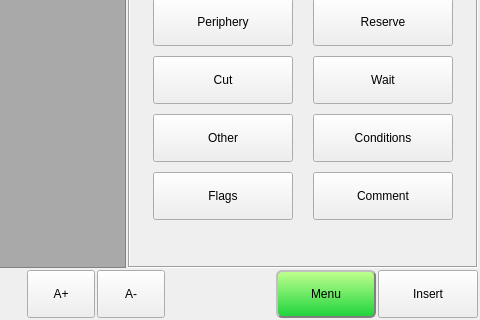
Before: the Qt Designer form hcinstruction/ichcinstructionpageframe.ui in dongdong-2009/3-5AxisRobot, drawn with Qt 5; both pictures show x 519 to 999 and y 126 to 446 of the 999 by 446 pixel window.
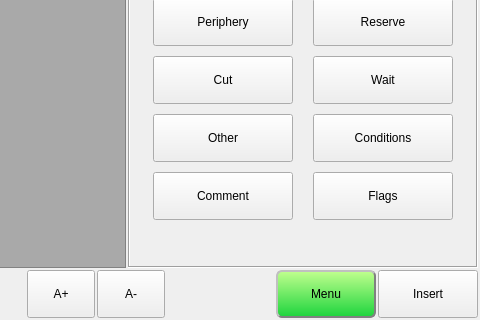
After: the same form once the commit is applied. Icons and pictures are not drawn. Custom widgets are drawn as their Qt base class.

Patch:
```diff
--- a/hcinstruction/ichcinstructionpageframe.ui
+++ b/hcinstruction/ichcinstructionpageframe.ui
@@ -570,44 +570,6 @@
            </property>
           </widget>
          </item>
-         <item row="6" column="0">
-          <widget class="QToolButton" name="flagsButton">
-           <property name="sizePolicy">
-            <sizepolicy hsizetype="Preferred" vsizetype="Preferred">
-             <horstretch>0</horstretch>
-             <verstretch>0</verstretch>
-            </sizepolicy>
-           </property>
-           <property name="minimumSize">
-            <size>
-             <width>140</width>
-             <height>48</height>
-            </size>
-           </property>
-           <property name="maximumSize">
-            <size>
-             <width>140</width>
-             <height>48</height>
-            </size>
-           </property>
-           <property name="text">
-            <string>Flags</string>
-           </property>
-           <property name="icon">
-            <iconset resource="../resource.qrc">
-             <normaloff>:/resource/macro(32).png</normaloff>:/resource/macro(32).png</iconset>
-           </property>
-           <property name="iconSize">
-            <size>
-             <width>32</width>
-             <height>32</height>
-            </size>
-           </property>
-           <property name="toolButtonStyle">
-            <enum>Qt::ToolButtonTextBesideIcon</enum>
-           </property>
-          </widget>
-         </item>
          <item row="5" column="0">
           <widget class="QToolButton" name="otherButton">
            <property name="sizePolicy">
@@ -684,7 +646,7 @@
            </property>
           </widget>
          </item>
-         <item row="6" column="1">
+         <item row="7" column="0">
           <widget class="QToolButton" name="commentButton">
            <property name="sizePolicy">
             <sizepolicy hsizetype="Preferred" vsizetype="Preferred">
@@ -722,6 +684,44 @@
            </property>
           </widget>
          </item>
+         <item row="7" column="1">
+          <widget class="QToolButton" name="flagsButton">
+           <property name="sizePolicy">
+            <sizepolicy hsizetype="Preferred" vsizetype="Preferred">
+             <horstretch>0</horstretch>
+             <verstretch>0</verstretch>
+            </sizepolicy>
+           </property>
+           <property name="minimumSize">
+            <size>
+             <width>140</width>
+             <height>48</height>
+            </size>
+           </property>
+           <property name="maximumSize">
+            <size>
+             <width>140</width>
+             <height>48</height>
+            </size>
+           </property>
+           <property name="text">
+            <string>Flags</string>
+           </property>
+           <property name="icon">
+            <iconset resource="../resource.qrc">
+             <normaloff>:/resource/macro(32).png</normaloff>:/resource/macro(32).png</iconset>
+           </property>
+           <property name="iconSize">
+            <size>
+             <width>32</width>
+             <height>32</height>
+            </size>
+           </property>
+           <property name="toolButtonStyle">
+            <enum>Qt::ToolButtonTextBesideIcon</enum>
+           </property>
+          </widget>
+         </item>
         </layout>
        </widget>
       </widget>
```
Left out of the diff: 2 changed lines with no effect on the pictures.
